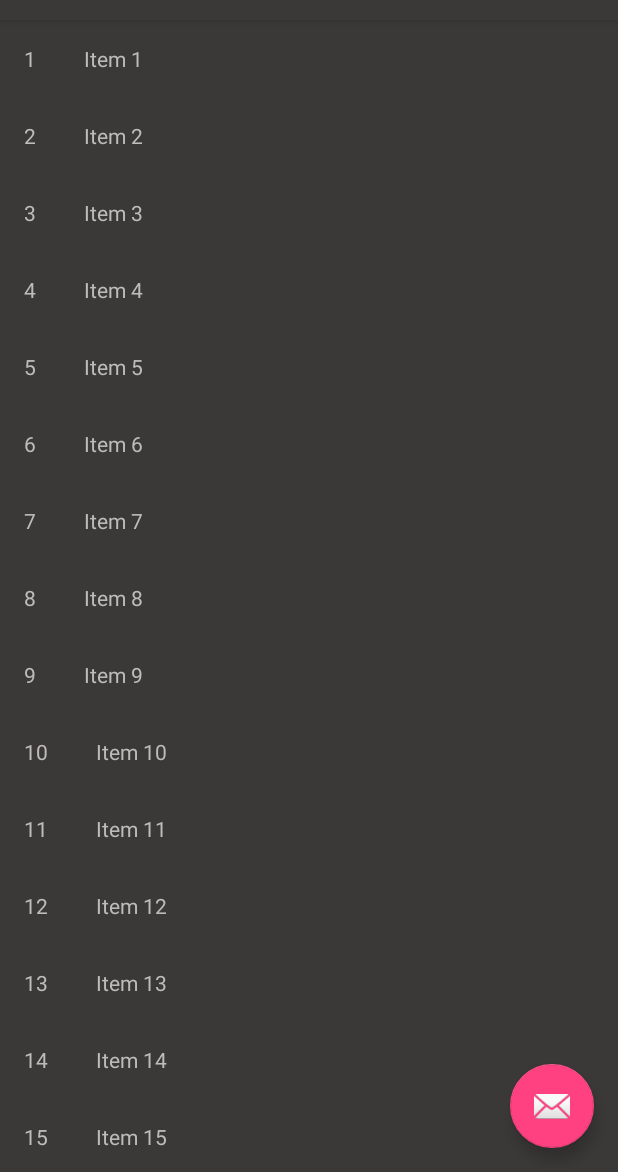
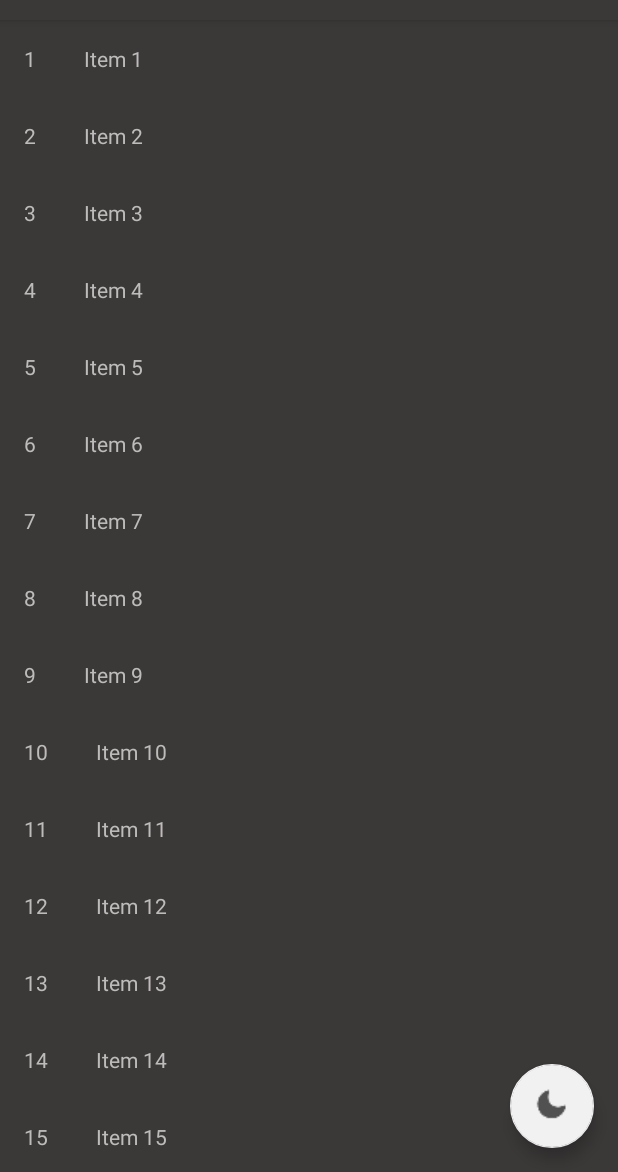
Before and after one commit to Xiaocai9527/NightModePractice, an Android app: the screen it shows after launch (ItemListActivity), after a tap on an icon or button, on a phone screen of 412 x 824 dp, the part 64-1236 px from its top. Run offline under Robolectric (Android 15) with nearby library versions, the phone set to English and light mode, and no system bars; libraries missing offline, so code that uses them is left out: com.jaeger.library; 2 statements that could not run were skipped.

Commit message:
给夜间模式增加一个渐变动画；

```diff
--- a/app/src/main/java/com/xiaocai/nightmode/ItemListActivity.java
+++ b/app/src/main/java/com/xiaocai/nightmode/ItemListActivity.java
@@ -1,8 +1,11 @@
 package com.xiaocai.nightmode;
 
+import android.animation.Animator;
 import android.content.Context;
 import android.content.Intent;
 import android.content.SharedPreferences;
+import android.graphics.Bitmap;
+import android.graphics.drawable.BitmapDrawable;
 import android.os.Bundle;
 import android.support.annotation.NonNull;
 import android.support.design.widget.FloatingActionButton;
@@ -36,6 +39,7 @@ public class ItemListActivity extends AppCompatActivity
     public static final String NIGHT = "night";
     public static final String NIGHT_MODE = "data_day_night_mode";
     private Toolbar toolbar;
+    private FloatingActionButton floatingActionButton;
 
     @Override
     protected void onCreate(Bundle savedInstanceState)
@@ -67,6 +71,7 @@ public class ItemListActivity extends AppCompatActivity
         });
 
         recyclerView = (RecyclerView) findViewById(R.id.item_list);
+        floatingActionButton = (FloatingActionButton) findViewById(R.id.fab);
         assert recyclerView != null;
         setupRecyclerView(recyclerView);
 
@@ -104,24 +109,6 @@ public class ItemListActivity extends AppCompatActivity
     }
 
     /**
-     * 改变theme
-     */
-    private void changeThemeWithColorful()
-    {
-        if (!mPref.getBoolean(NIGHT, false))
-        {
-            colorful.setTheme(R.style.AppNightTheme);
-            StatusBarUtil.setColor(this, getResources().getColor(R.color.night_primary_color), 0);
-            mPref.edit().putBoolean(NIGHT, true).commit();
-        } else
-        {
-            colorful.setTheme(R.style.AppDayTheme);
-            StatusBarUtil.setColor(this, getResources().getColor(R.color.day_primary_color), 0);
-            mPref.edit().putBoolean(NIGHT, false).commit();
-        }
-    }
-
-    /**
      * 初始化
      */
     private void setupColorful()
@@ -136,6 +123,75 @@ public class ItemListActivity extends AppCompatActivity
 //                .backgroundColor(R.id.item_list, R.attr.root_view_bg)//前面设置了，这里就不必要设置了
                 .create();
     }
+
+    /**
+     * 改变theme
+     */
+    private void changeThemeWithColorful()
+    {
+        if (!mPref.getBoolean(NIGHT, false))
+        {
+            animChangeColor(R.style.AppNightTheme);
+            StatusBarUtil.setColor(this, getResources().getColor(R.color.night_primary_color), 0);
+            mPref.edit().putBoolean(NIGHT, true).commit();
+        } else
+        {
+            animChangeColor(R.style.AppDayTheme);
+            StatusBarUtil.setColor(this, getResources().getColor(R.color.day_primary_color), 0);
+            mPref.edit().putBoolean(NIGHT, false).commit();
+        }
+    }
+
+    /**
+     * 给夜间模式增加一个动画,颜色渐变
+     *
+     * @param newTheme
+     */
+    private void animChangeColor(final int newTheme)
+    {
+        final View rootView = getWindow().getDecorView();
+        rootView.setDrawingCacheEnabled(true);
+        rootView.buildDrawingCache(true);
+
+        final Bitmap localBitmap = Bitmap.createBitmap(rootView.getDrawingCache());
+        rootView.setDrawingCacheEnabled(false);
+        if (null != localBitmap && rootView instanceof ViewGroup)
+        {
+            final View tmpView = new View(this);
+            tmpView.setBackgroundDrawable(new BitmapDrawable(getResources(), localBitmap));
+            ViewGroup.LayoutParams params = new ViewGroup.LayoutParams(ViewGroup.LayoutParams.MATCH_PARENT, ViewGroup.LayoutParams.MATCH_PARENT);
+            ((ViewGroup) rootView).addView(tmpView, params);
+            tmpView.animate().alpha(0).setDuration(400).setListener(new Animator.AnimatorListener()
+            {
+                @Override
+                public void onAnimationStart(Animator animation)
+                {
+                    colorful.setTheme(newTheme);
+                    System.gc();
+                }
+
+                @Override
+                public void onAnimationEnd(Animator animation)
+                {
+                    ((ViewGroup) rootView).removeView(tmpView);
+                    localBitmap.recycle();
+                }
+
+                @Override
+                public void onAnimationCancel(Animator animation)
+                {
+
+                }
+
+                @Override
+                public void onAnimationRepeat(Animator animation)
+                {
+
+                }
+            }).start();
+        }
+    }
+
 
     private void setupRecyclerView(@NonNull RecyclerView recyclerView)
     {
--- a/app/src/main/res/layout/activity_item_list.xml
+++ b/app/src/main/res/layout/activity_item_list.xml
@@ -38,7 +38,9 @@
         android:layout_height="wrap_content"
         android:layout_gravity="bottom|end"
         android:layout_margin="@dimen/fab_margin"
-        app:rippleColor="@color/colorPrimary"
+        android:src="@mipmap/night"
+        app:backgroundTint="?attr/float_button_color"
+        app:rippleColor="@color/about_page_card_shadow"
         app:srcCompat="@android:drawable/ic_dialog_email"/>
 
 
--- a/app/src/main/res/values/attrs.xml
+++ b/app/src/main/res/values/attrs.xml
@@ -5,6 +5,8 @@
     <attr name="btn_bg" format="reference|color"/>
     <attr name="text_color" format="reference|color"/>
     <attr name="primary_color" format="reference|color"/>
+    <attr name="float_button_color" format="reference|color"/>
+
 
     <declare-styleable name="AbsAboutActivity"
                        tools:ignore="ResourceName">
--- a/app/src/main/res/values/styles.xml
+++ b/app/src/main/res/values/styles.xml
@@ -1,5 +1,5 @@
-<resources  xmlns:tools="http://schemas.android.com/tools"
-            tools:ignore="ResourceName">
+<resources xmlns:tools="http://schemas.android.com/tools"
+           tools:ignore="ResourceName">
 
     <!-- Base application theme. -->
     <style name="AppTheme" parent="Theme.AppCompat.Light.NoActionBar">
@@ -14,6 +14,7 @@
         <item name="root_view_bg">@color/day_bg_color</item>
         <item name="text_color">@color/day_tx_color</item>
         <item name="primary_color">@color/day_primary_color</item>
+        <item name="float_button_color">@color/about_page_background</item>
     </style>
 
     <!--夜间主题-->
@@ -21,6 +22,7 @@
         <item name="root_view_bg">@color/night_bg_color</item>
         <item name="text_color">@color/night_tx_color</item>
         <item name="primary_color">@color/night_primary_color</item>
+        <item name="float_button_color">@color/night_tx_color</item>
     </style>
 
     <style name="AppTheme.NoActionBar">
--- a/library/src/main/java/me/drakeet/support/about/CardViewBinder.java
+++ b/library/src/main/java/me/drakeet/support/about/CardViewBinder.java
@@ -6,6 +6,7 @@ import android.view.LayoutInflater;
 import android.view.View;
 import android.view.ViewGroup;
 import android.widget.TextView;
+
 import me.drakeet.multitype.ItemViewBinder;
 
 /**
--- a/library/src/main/java/me/drakeet/support/about/CategoryViewBinder.java
+++ b/library/src/main/java/me/drakeet/support/about/CategoryViewBinder.java
@@ -6,6 +6,7 @@ import android.view.LayoutInflater;
 import android.view.View;
 import android.view.ViewGroup;
 import android.widget.TextView;
+
 import me.drakeet.multitype.ItemViewBinder;
 
 /**
--- a/library/src/main/java/me/drakeet/support/about/ContributorViewBinder.java
+++ b/library/src/main/java/me/drakeet/support/about/ContributorViewBinder.java
@@ -6,6 +6,7 @@ import android.view.View;
 import android.view.ViewGroup;
 import android.widget.ImageView;
 import android.widget.TextView;
+
 import me.drakeet.multitype.ItemViewBinder;
 
 /**
--- a/library/src/main/java/me/drakeet/support/about/LicenseViewBinder.java
+++ b/library/src/main/java/me/drakeet/support/about/LicenseViewBinder.java
@@ -5,6 +5,7 @@ import android.view.LayoutInflater;
 import android.view.View;
 import android.view.ViewGroup;
 import android.widget.TextView;
+
 import me.drakeet.multitype.ItemViewBinder;
 
 /**
--- a/library/src/main/java/me/drakeet/support/about/LineViewBinder.java
+++ b/library/src/main/java/me/drakeet/support/about/LineViewBinder.java
@@ -5,6 +5,7 @@ import android.support.v7.widget.RecyclerView;
 import android.view.LayoutInflater;
 import android.view.View;
 import android.view.ViewGroup;
+
 import me.drakeet.multitype.ItemViewBinder;
 
 /**
```
Also changed, not shown: app/src/main/res/mipmap-xxhdpi/day.png (added), app/src/main/res/mipmap-xxhdpi/night.png (added).
